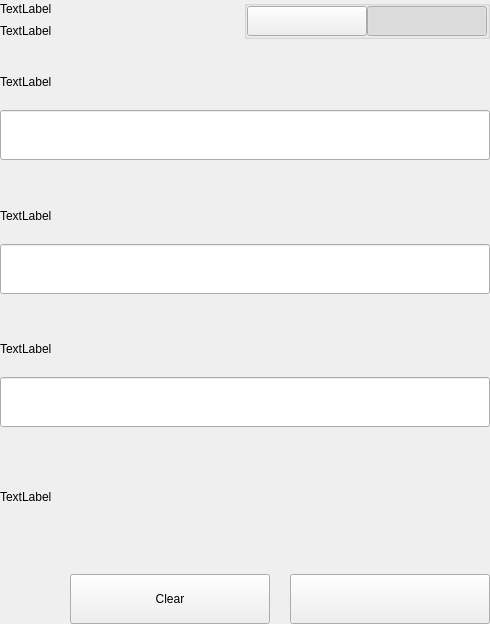
Old version of the form src/qt/rapids/settings/forms/settingsbittoolwidget.ui in the repository RapidsOfficial/Rapids.
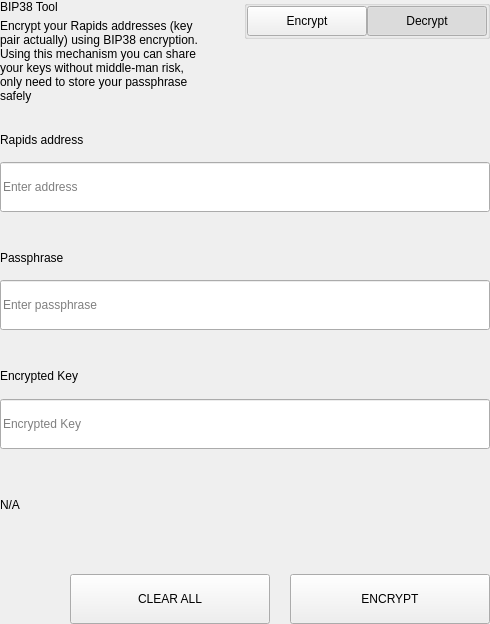
New version of the form.

Diff of the .ui file:
```diff
--- a/src/qt/rapids/settings/forms/settingsbittoolwidget.ui
+++ b/src/qt/rapids/settings/forms/settingsbittoolwidget.ui
@@ -62,14 +62,15 @@
             <item>
              <widget class="QLabel" name="labelTitle">
               <property name="text">
-               <string>TextLabel</string>
+               <string>BIP38 Tool</string>
               </property>
              </widget>
             </item>
             <item>
              <widget class="QLabel" name="labelSubtitle1">
               <property name="text">
-               <string>TextLabel</string>
+               <string>Encrypt your Rapids addresses (key pair actually) using BIP38 encryption.
+Using this mechanism you can share your keys without middle-man risk, only need to store your passphrase safely</string>
               </property>
               <property name="wordWrap">
                <bool>true</bool>
@@ -133,7 +134,7 @@
                 <enum>Qt::NoFocus</enum>
                </property>
                <property name="text">
-                <string/>
+                <string>Encrypt</string>
                </property>
                <property name="checkable">
                 <bool>true</bool>
@@ -161,7 +162,7 @@
                 <enum>Qt::NoFocus</enum>
                </property>
                <property name="text">
-                <string/>
+                <string>Decrypt</string>
                </property>
                <property name="checkable">
                 <bool>true</bool>
@@ -647,7 +648,7 @@
                   </size>
                  </property>
                  <property name="text">
-                  <string>TextLabel</string>
+                  <string>Rapids address</string>
                  </property>
                 </widget>
                </item>
@@ -659,6 +660,9 @@
                    <height>50</height>
                   </size>
                  </property>
+                 <property name="placeholderText">
+                  <string>Enter address</string>
+                 </property>
                 </widget>
                </item>
               </layout>
@@ -718,7 +722,7 @@
                     </size>
                    </property>
                    <property name="text">
-                    <string>TextLabel</string>
+                    <string>Passphrase</string>
                    </property>
                   </widget>
                  </item>
@@ -736,6 +740,9 @@
                      <height>50</height>
                     </size>
                    </property>
+                   <property name="placeholderText">
+                    <string>Enter passphrase</string>
+                   </property>
                   </widget>
                  </item>
                 </layout>
@@ -801,7 +808,7 @@
                   </size>
                  </property>
                  <property name="text">
-                  <string>TextLabel</string>
+                  <string>Encrypted Key</string>
                  </property>
                 </widget>
                </item>
@@ -813,6 +820,9 @@
                    <height>50</height>
                   </size>
                  </property>
+                 <property name="placeholderText">
+                  <string>Encrypted Key</string>
+                 </property>
                 </widget>
                </item>
               </layout>
@@ -821,7 +831,7 @@
             <item>
              <widget class="QLabel" name="statusLabel_ENC">
               <property name="text">
-               <string>TextLabel</string>
+               <string notr="true">N/A</string>
               </property>
              </widget>
             </item>
@@ -874,7 +884,7 @@
                  <enum>Qt::NoFocus</enum>
                 </property>
                 <property name="text">
-                 <string>Clear</string>
+                 <string>CLEAR ALL</string>
                 </property>
                </widget>
               </item>
@@ -912,7 +922,7 @@
                  <enum>Qt::NoFocus</enum>
                 </property>
                 <property name="text">
-                 <string/>
+                 <string>ENCRYPT</string>
                 </property>
                </widget>
               </item>
```
Left out of the diff: 19 changed lines with no effect on the pictures.
